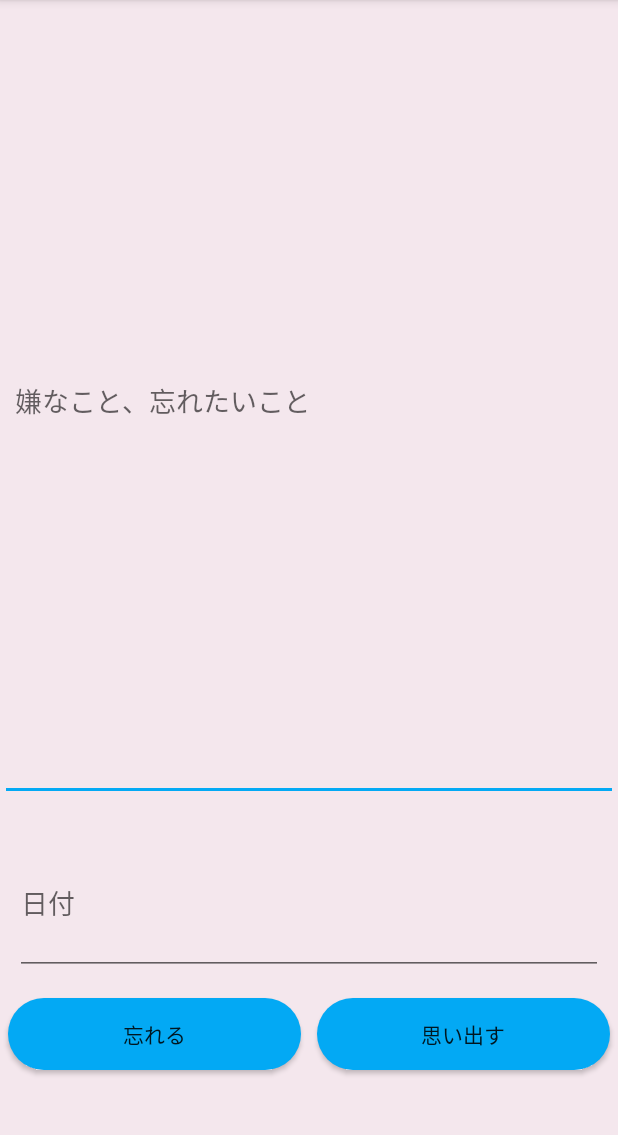
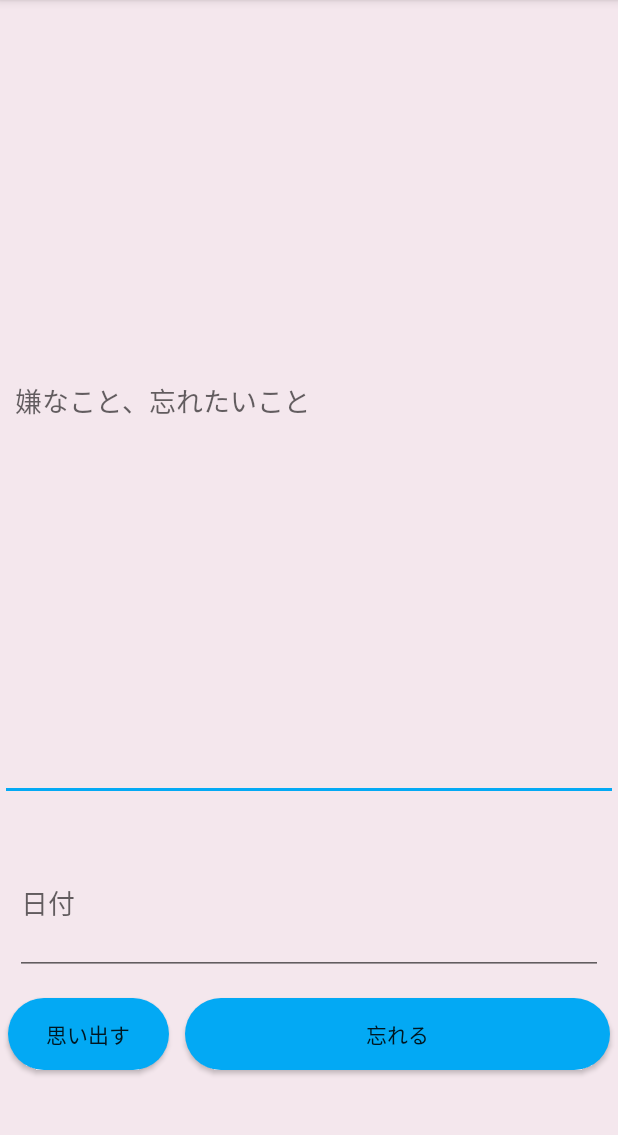
Before and after one commit to leopon55/ForgetMemo, an Android app: the screen it shows after launch (MainActivity), on a phone screen of 412 x 824 dp, the part 84-1219 px from its top. Run offline under Robolectric (Android 15) with nearby library versions, the phone set to English and light mode, and no system bars; libraries missing offline, so code that uses them is left out: io.realm; 4 statements that could not run were skipped.

Commit message:
gitの練習、思い出すボタンのレイアウトを変えてみた。

```diff
--- a/app/src/main/res/layout/activity_main.xml
+++ b/app/src/main/res/layout/activity_main.xml
@@ -42,6 +42,15 @@
             android:paddingBottom="0dp">
 
             <Button
+                android:id="@+id/rememberButton"
+                android:layout_width="wrap_content"
+                android:layout_height="wrap_content"
+                android:layout_margin="5dp"
+                android:layout_weight="0.1"
+                android:background="@drawable/background_rounded_corners"
+                android:text="思い出す" />
+
+            <Button
                 android:id="@+id/forgetButton"
                 android:layout_width="wrap_content"
                 android:layout_height="wrap_content"
@@ -49,15 +58,6 @@
                 android:layout_weight="1"
                 android:background="@drawable/background_rounded_corners"
                 android:text="忘れる" />
-
-            <Button
-                android:id="@+id/rememberButton"
-                android:layout_width="wrap_content"
-                android:layout_height="wrap_content"
-                android:layout_margin="5dp"
-                android:layout_weight="1"
-                android:background="@drawable/background_rounded_corners"
-                android:text="思い出す" />
         </LinearLayout>
 
     </LinearLayout>
```
